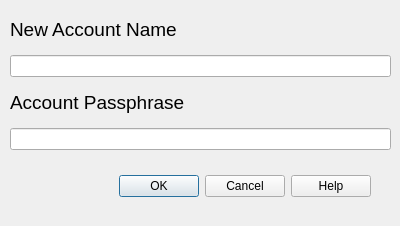
This is NewAccountDialog.ui in MohamedElfeky/PippipMessaging-qt as Qt 5 draws it before an edit. The edited form follows.
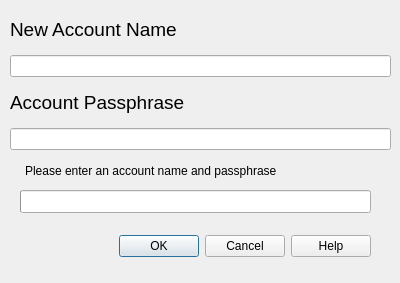
This is the edited form. Icons and pictures are not drawn.

Diff of the .ui file:
```diff
--- a/NewAccountDialog.ui
+++ b/NewAccountDialog.ui
@@ -7,7 +7,7 @@
     <x>0</x>
     <y>0</y>
     <width>400</width>
-    <height>226</height>
+    <height>283</height>
    </rect>
   </property>
   <property name="focusPolicy">
@@ -23,9 +23,9 @@
   <widget class="QDialogButtonBox" name="buttonBox">
    <property name="geometry">
     <rect>
-     <x>30</x>
-     <y>170</y>
-     <width>341</width>
+     <x>20</x>
+     <y>230</y>
+     <width>351</width>
      <height>32</height>
     </rect>
    </property>
@@ -76,6 +76,35 @@
     </item>
    </layout>
   </widget>
+  <widget class="QProgressBar" name="progressBar">
+   <property name="geometry">
+    <rect>
+     <x>20</x>
+     <y>190</y>
+     <width>351</width>
+     <height>23</height>
+    </rect>
+   </property>
+   <property name="value">
+    <number>0</number>
+   </property>
+   <property name="textVisible">
+    <bool>false</bool>
+   </property>
+  </widget>
+  <widget class="QLabel" name="infoLabel">
+   <property name="geometry">
+    <rect>
+     <x>25</x>
+     <y>160</y>
+     <width>341</width>
+     <height>21</height>
+    </rect>
+   </property>
+   <property name="text">
+    <string>Please enter an account name and passphrase</string>
+   </property>
+  </widget>
  </widget>
  <resources/>
  <connections>
```
